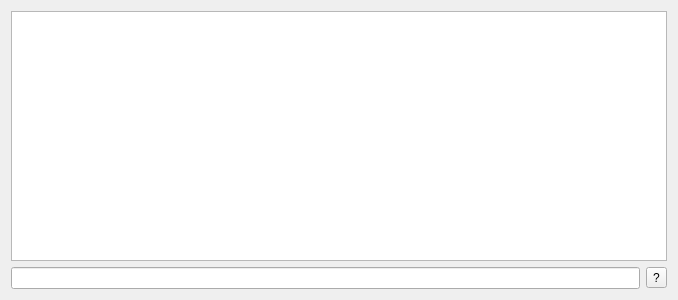
Qt form dev/Code/Sandbox/Editor/ScriptTermDialog.ui (aws/lumberyard) before a commit.
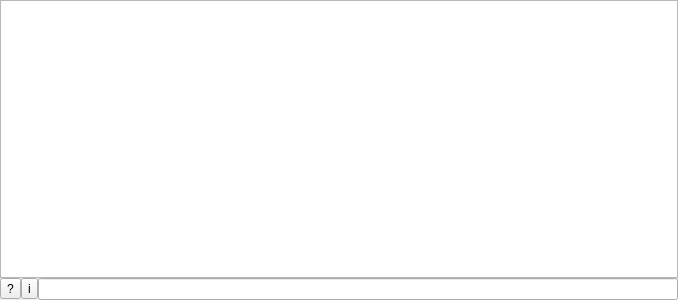
The same form after that commit. Icons and pictures are not drawn.

What changed in the file:
```diff
--- a/dev/Code/Sandbox/Editor/ScriptTermDialog.ui
+++ b/dev/Code/Sandbox/Editor/ScriptTermDialog.ui
@@ -10,28 +10,77 @@
     <height>300</height>
    </rect>
   </property>
-  <layout class="QGridLayout" name="gridLayout">
-   <item row="1" column="0">
-    <widget class="QLineEdit" name="SCRIPT_INPUT">
-     <property name="alignment">
-      <set>Qt::AlignLeading|Qt::AlignLeft|Qt::AlignVCenter</set>
-     </property>
-    </widget>
-   </item>
-   <item row="1" column="1">
-    <widget class="QToolButton" name="SCRIPT_HELP">
-     <property name="text">
-      <string>?</string>
-     </property>
-    </widget>
-   </item>
-   <item row="0" column="0" colspan="2">
+  <layout class="QVBoxLayout" name="verticalLayout">
+   <property name="spacing">
+    <number>0</number>
+   </property>
+   <property name="leftMargin">
+    <number>0</number>
+   </property>
+   <property name="topMargin">
+    <number>0</number>
+   </property>
+   <property name="rightMargin">
+    <number>0</number>
+   </property>
+   <property name="bottomMargin">
+    <number>0</number>
+   </property>
+   <item>
     <widget class="QPlainTextEdit" name="SCRIPT_OUTPUT">
      <property name="readOnly">
       <bool>true</bool>
      </property>
     </widget>
    </item>
+   <item>
+    <layout class="QHBoxLayout" name="horizontalLayout">
+     <item>
+      <widget class="QToolButton" name="SCRIPT_HELP">
+       <property name="text">
+        <string>?</string>
+       </property>
+       <property name="icon">
+        <iconset>
+         <normaloff>:/stylesheet/img/UI20/Info.svg</normaloff>:/stylesheet/img/UI20/Info.svg</iconset>
+       </property>
+      </widget>
+     </item>
+     <item>
+      <widget class="QToolButton" name="SCRIPT_DOCS">
+       <property name="text">
+        <string>i</string>
+       </property>
+       <property name="icon">
+        <iconset>
+         <normaloff>:/stylesheet/img/UI20/Helpers.svg</normaloff>:/stylesheet/img/UI20/Helpers.svg</iconset>
+       </property>
+      </widget>
+     </item>
+     <item>
+      <widget class="QLineEdit" name="SCRIPT_INPUT">
+       <property name="alignment">
+        <set>Qt::AlignLeading|Qt::AlignLeft|Qt::AlignVCenter</set>
+       </property>
+       <property name="spacing" stdset="0">
+        <number>0</number>
+       </property>
+       <property name="leftMargin" stdset="0">
+        <number>0</number>
+       </property>
+       <property name="topMargin" stdset="0">
+        <number>0</number>
+       </property>
+       <property name="rightMargin" stdset="0">
+        <number>0</number>
+       </property>
+       <property name="bottomMargin" stdset="0">
+        <number>0</number>
+       </property>
+      </widget>
+     </item>
+    </layout>
+   </item>
   </layout>
  </widget>
  <resources/>
```
